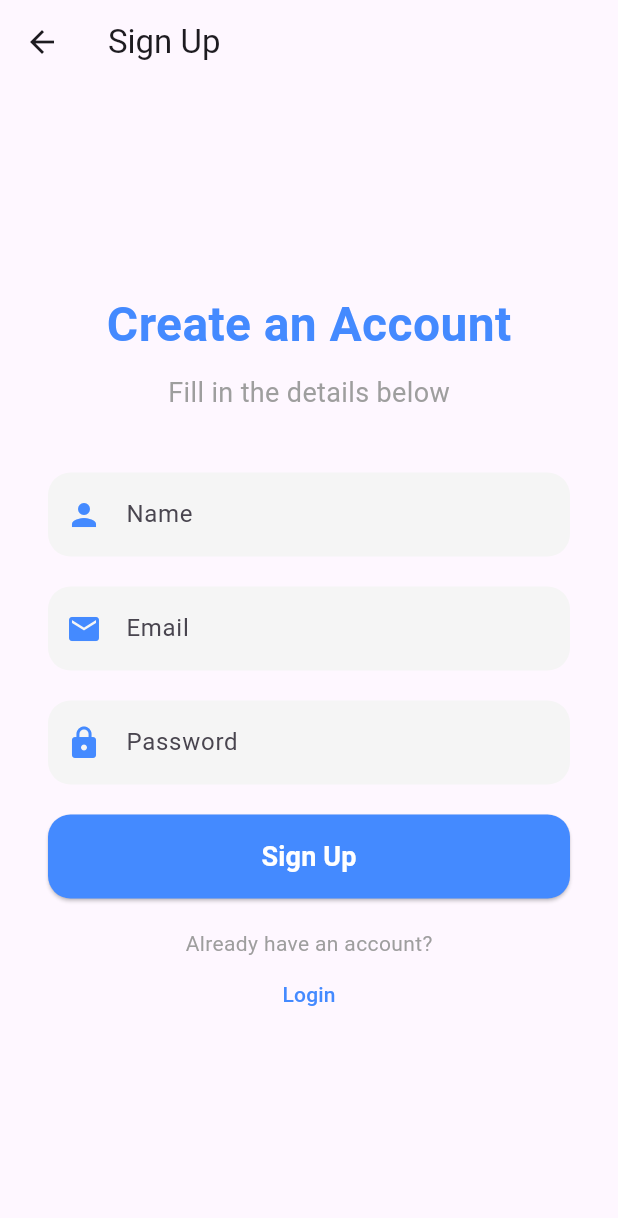
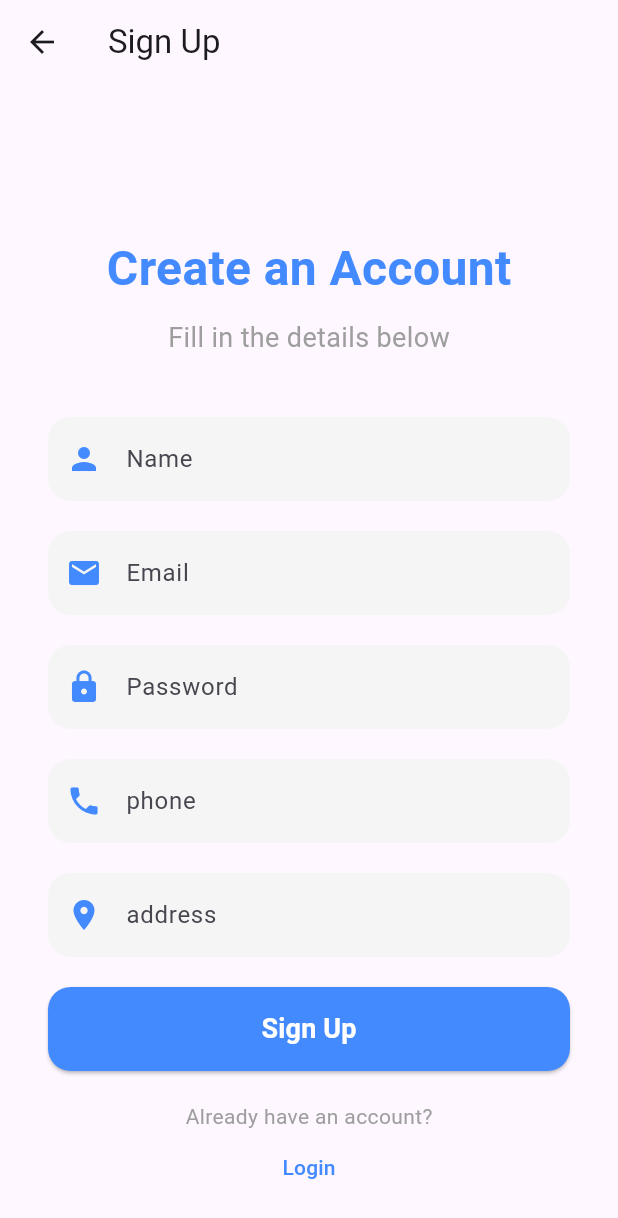
Before and after one commit to Faika123/flutter_project, a Flutter app: the SignupPage screen opened by its route, on a phone screen of 412 x 824 dp. Shown: the top 1218 px of the screen. Run offline on Flutter 3.47's test engine with Material 3 defaults, Android fonts, the phone set to English and light mode, and no system bars; our stand-ins replace cloud_firestore, firebase_core, font_awesome_flutter; accounts and stored records are empty.

Commit message:
version3

```diff
--- a/lib/signup.dart
+++ b/lib/signup.dart
@@ -13,6 +13,8 @@ class _SignupPageState extends State<SignupPage> {
   TextEditingController nameController = TextEditingController();
   TextEditingController emailController = TextEditingController();
   TextEditingController passwordController = TextEditingController();
+  TextEditingController phoneController = TextEditingController();
+  TextEditingController addressController = TextEditingController();
 
   CollectionReference users = FirebaseFirestore.instance.collection('users');
 
@@ -21,7 +23,9 @@ class _SignupPageState extends State<SignupPage> {
       await users.add({
         'name': nameController.text,
         'email': emailController.text,
-        'password': passwordController.text, // Considérez le hachage du mot de passe
+        'password': passwordController.text,
+        'phone': phoneController.text,
+        'address': addressController.text,
       });
       print("User Added");
       ScaffoldMessenger.of(context).showSnackBar(
@@ -38,6 +42,8 @@ class _SignupPageState extends State<SignupPage> {
     nameController.dispose();
     emailController.dispose();
     passwordController.dispose();
+    phoneController.dispose();
+    addressController.dispose();
     super.dispose();
   }
 
@@ -126,6 +132,38 @@ class _SignupPageState extends State<SignupPage> {
               ),
               SizedBox(height: 20),
 
+              TextField(
+                controller: phoneController,
+                decoration: InputDecoration(
+                  labelText: 'phone',
+                  prefixIcon: Icon(Icons.phone, color: Colors.blueAccent),
+                  filled: true,
+                  fillColor: Colors.grey.shade100,
+                  border: OutlineInputBorder(
+                    borderRadius: BorderRadius.circular(15),
+                    borderSide: BorderSide.none,
+                  ),
+                ),
+                obscureText: true,
+              ),
+              SizedBox(height: 20),
+
+              TextField(
+                controller: addressController,
+                decoration: InputDecoration(
+                  labelText: 'address',
+                  prefixIcon: Icon(Icons.location_on, color: Colors.blueAccent),
+                  filled: true,
+                  fillColor: Colors.grey.shade100,
+                  border: OutlineInputBorder(
+                    borderRadius: BorderRadius.circular(15),
+                    borderSide: BorderSide.none,
+                  ),
+                ),
+                obscureText: true,
+              ),
+              SizedBox(height: 20),
+
               // Sign Up Button
               SizedBox(
                 width: double.infinity,
```
Also changed, not shown: lib/homepage.dart (+53 -37 lines), lib/profilepage.dart (added, +163 -0 lines).
